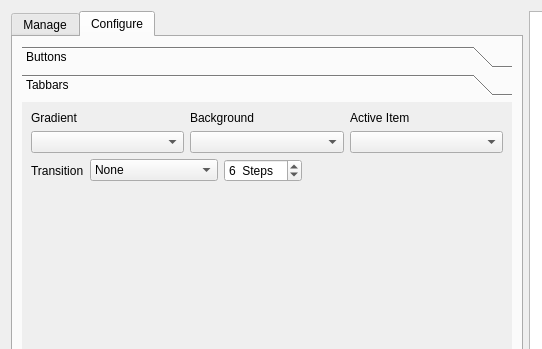
This is config/config.ui in deiv/bespin-pkg as Qt 5 draws it before an edit; both pictures show x 0 to 542 and y 0 to 349 of the 825 by 567 pixel window. The edited form follows.
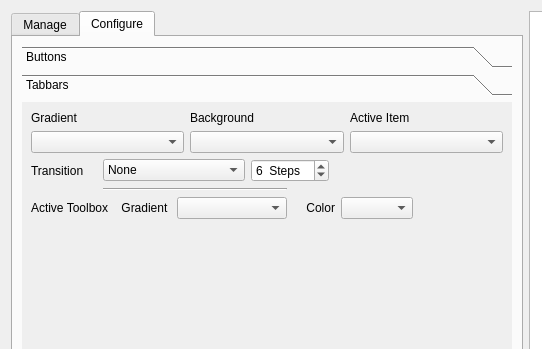
This is the edited form. The open tabs and pages were chosen to show the change.

Commit message: released toolboxes from the tabs

```diff
--- a/config/config.ui
+++ b/config/config.ui
@@ -326,7 +326,7 @@
            <string>Tabbars</string>
           </attribute>
           <layout class="QGridLayout" >
-           <item row="0" column="0" colspan="4" >
+           <item row="0" column="0" colspan="8" >
             <layout class="QHBoxLayout" >
              <item>
               <layout class="QVBoxLayout" >
@@ -379,7 +379,7 @@
              </property>
             </widget>
            </item>
-           <item row="1" column="1" >
+           <item row="1" column="1" colspan="2" >
             <widget class="QComboBox" name="tabTransition" >
              <item>
               <property name="text" >
@@ -438,7 +438,7 @@
              </item>
             </widget>
            </item>
-           <item row="1" column="2" >
+           <item row="1" column="3" colspan="2" >
             <widget class="QSpinBox" name="tabAnimSteps" >
              <property name="readOnly" >
               <bool>false</bool>
@@ -457,7 +457,7 @@
              </property>
             </widget>
            </item>
-           <item row="1" column="3" >
+           <item row="1" column="5" colspan="3" >
             <spacer>
              <property name="orientation" >
               <enum>Qt::Horizontal</enum>
@@ -470,15 +470,58 @@
              </property>
             </spacer>
            </item>
-           <item row="2" column="1" >
+           <item row="2" column="1" colspan="3" >
+            <widget class="Line" name="line_3" >
+             <property name="orientation" >
+              <enum>Qt::Horizontal</enum>
+             </property>
+            </widget>
+           </item>
+           <item row="3" column="0" colspan="2" >
+            <widget class="QLabel" name="label_22" >
+             <property name="text" >
+              <string>Active Toolbox    Gradient</string>
+             </property>
+            </widget>
+           </item>
+           <item row="3" column="2" colspan="2" >
+            <widget class="QComboBox" name="gradTool" />
+           </item>
+           <item row="3" column="4" colspan="2" >
+            <widget class="QLabel" name="label_23" >
+             <property name="text" >
+              <string>Color</string>
+             </property>
+             <property name="alignment" >
+              <set>Qt::AlignRight|Qt::AlignTrailing|Qt::AlignVCenter</set>
+             </property>
+            </widget>
+           </item>
+           <item row="3" column="6" >
+            <widget class="QComboBox" name="crTool" />
+           </item>
+           <item row="3" column="7" >
+            <spacer>
+             <property name="orientation" >
+              <enum>Qt::Horizontal</enum>
+             </property>
+             <property name="sizeHint" >
+              <size>
+               <width>40</width>
+               <height>20</height>
+              </size>
+             </property>
+            </spacer>
+           </item>
+           <item row="4" column="1" colspan="2" >
             <spacer>
              <property name="orientation" >
               <enum>Qt::Vertical</enum>
              </property>
              <property name="sizeHint" >
               <size>
-               <width>20</width>
-               <height>40</height>
+               <width>142</width>
+               <height>91</height>
               </size>
              </property>
             </spacer>
```
Left out of the diff: 22 changed lines with no effect on the pictures. The commit also changes 4 other files.
